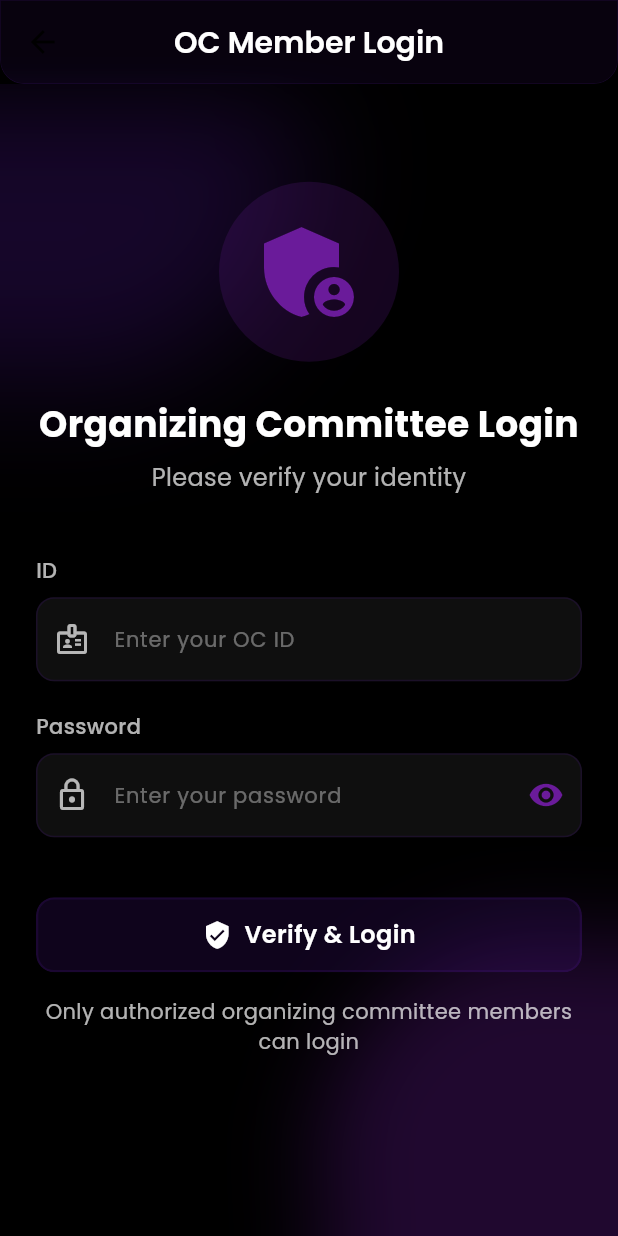
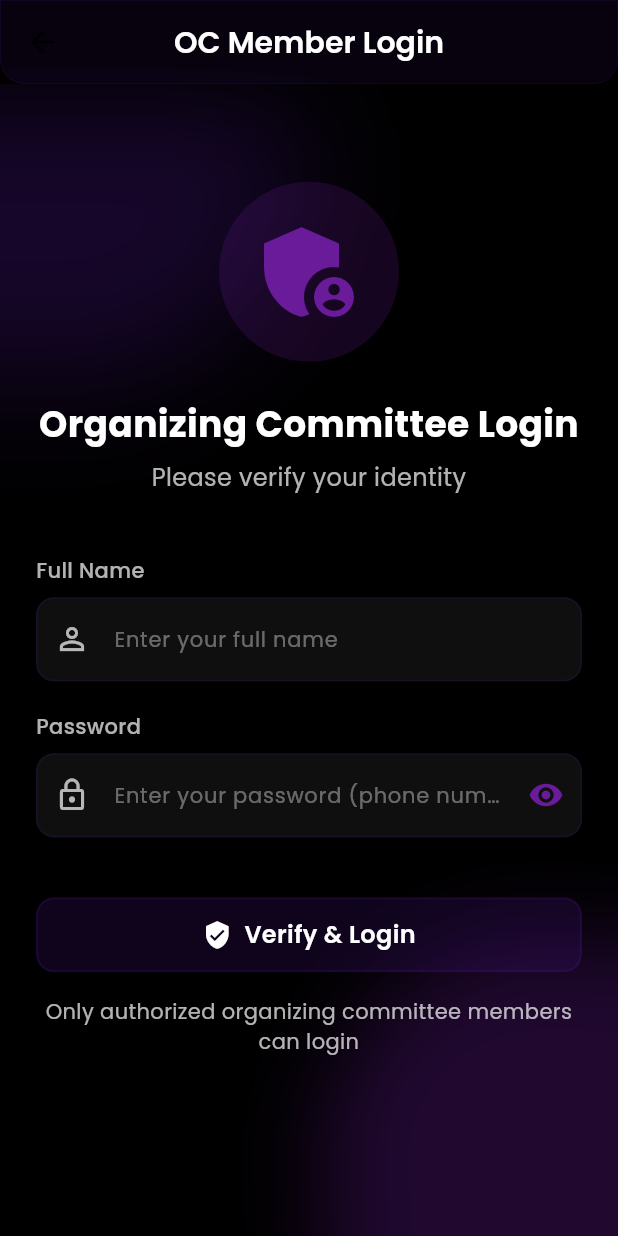
Before and after one commit to 32rohith/spectrum25, a Flutter app: the screen it shows after launch, after a tap on "Log in", on a phone screen of 412 x 824 dp. Run offline on Flutter 3.47's test engine with Material 3 defaults, Android fonts, the light colour scheme and no system bars; our stand-ins replace cloud_firestore, csv, firebase_auth, firebase_core, google_fonts, qr_flutter; missing offline and left inert: mobile_scanner, qr; accounts and stored records are empty.

```diff
--- a/lib/screens/oc_login_screen.dart
+++ b/lib/screens/oc_login_screen.dart
@@ -15,15 +15,15 @@ class OCLoginScreen extends StatefulWidget {
 }
 
 class _OCLoginScreenState extends State<OCLoginScreen> {
-  final _idController = TextEditingController();
-  final _passwordController = TextEditingController();
+  final _nameController = TextEditingController();
+  final _phoneController = TextEditingController();
   final _formKey = GlobalKey<FormState>();
   bool _isLoading = false;
   String? _errorMessage;
   bool _showPassword = false;
 
-  // OC login credentials
-  List<List<dynamic>> _ocCredentials = [];
+  // OC member data & login security
+  List<List<dynamic>> _ocMembersData = [];
   int _loginAttempts = 0;
   int _maxLoginAttempts = 5;
   bool _lockoutActive = false;
@@ -33,49 +33,53 @@ class _OCLoginScreenState extends State<OCLoginScreen> {
   @override
   void initState() {
     super.initState();
-    _loadOCCredentials();
+    _loadOCMembersData();
   }
 
-  Future<void> _loadOCCredentials() async {
+  Future<void> _loadOCMembersData() async {
     try {
       // Load the CSV file from assets
       final String csvData = await rootBundle.loadString('assets/octest.csv');
 
       // Parse the CSV data
-      _ocCredentials = const CsvToListConverter().convert(csvData);
+      _ocMembersData = const CsvToListConverter().convert(csvData);
 
-      print('Loaded OC credentials');
+      print('Loaded ${_ocMembersData.length} OC members records');
     } catch (e) {
-      print('Error loading OC credentials: $e');
+      print('Error loading OC members data: $e');
       setState(() {
-        _errorMessage = 'Error loading OC credentials. Please try again.';
+        _errorMessage = 'Error loading OC members data. Please try again.';
       });
     }
   }
 
   @override
   void dispose() {
-    _idController.dispose();
-    _passwordController.dispose();
+    _nameController.dispose();
+    _phoneController.dispose();
     super.dispose();
   }
 
-  // Verify if credentials match the fixed values
-  bool _verifyOCCredentials(String id, String password) {
-    if (_ocCredentials.isEmpty) {
+  // Verify if user exists in OC members data
+  bool _verifyOCMember(String name, String phone) {
+    if (_ocMembersData.isEmpty) {
       setState(() {
-        _errorMessage = 'OC credentials not loaded. Please try again.';
+        _errorMessage = 'OC members data not loaded. Please try again.';
       });
       return false;
     }
 
-    // Check if credentials match the fixed values in the CSV
-    for (var credential in _ocCredentials) {
-      if (credential.length >= 2) {
-        final validId = credential[0].toString().trim();
-        final validPassword = credential[1].toString().trim();
+    // Normalize inputs for comparison (trim whitespace, convert to lowercase)
+    final normalizedName = name.trim().toLowerCase();
+    final normalizedPhone = phone.trim();
 
-        if (id == validId && password == validPassword) {
+    // Check if user exists in OC members data
+    for (var member in _ocMembersData) {
+      if (member.length >= 2) {
+        final memberName = member[0].toString().trim().toLowerCase();
+        final memberPhone = member[1].toString().trim();
+
+        if (memberName == normalizedName && memberPhone == normalizedPhone) {
           return true;
         }
       }
@@ -111,7 +115,7 @@ class _OCLoginScreenState extends State<OCLoginScreen> {
         _lockoutEndTime = DateTime.now().add(_lockoutDuration);
         _errorMessage = 'Too many failed attempts. Please try again after ${_lockoutDuration.inMinutes} minutes.';
       } else {
-        _errorMessage = 'Verification failed. Invalid ID or password. '
+        _errorMessage = 'Verification failed. Invalid name or phone number. '
             '${_maxLoginAttempts - _loginAttempts} attempts remaining.';
       }
     });
@@ -134,10 +138,10 @@ class _OCLoginScreenState extends State<OCLoginScreen> {
       });
 
       Future.delayed(const Duration(milliseconds: 800), () {
-        final id = _idController.text;
-        final password = _passwordController.text;
+        final name = _nameController.text;
+        final phone = _phoneController.text;
 
-        final isVerified = _verifyOCCredentials(id, password);
+        final isVerified = _verifyOCMember(name, phone);
 
         setState(() {
           _isLoading = false;
@@ -285,18 +289,18 @@ class _OCLoginScreenState extends State<OCLoginScreen> {
 
                     const SizedBox(height: 40),
 
-                    // ID Field
+                    // Name Field
                     CustomTextField(
-                      label: 'ID',
-                      hint: 'Enter your OC ID',
-                      controller: _idController,
+                      label: 'Full Name',
+                      hint: 'Enter your full name',
+                      controller: _nameController,
                       prefixIcon: Icon(
-                        Icons.badge_outlined,
+                        Icons.person_outline,
                         color: AppTheme.textSecondaryColor,
                       ),
                       validator: (value) {
                         if (value == null || value.isEmpty) {
-                          return 'Please enter your ID';
+                          return 'Please enter your name';
                         }
                         return null;
                       },
@@ -304,11 +308,12 @@ class _OCLoginScreenState extends State<OCLoginScreen> {
 
                     const SizedBox(height: 20),
 
-                    // Password Field
+                    // Password Field (Phone Number)
                     CustomTextField(
                       label: 'Password',
-                      hint: 'Enter your password',
-                      controller: _passwordController,
+                      hint: 'Enter your password (phone number)',
+                      controller: _phoneController,
+                      keyboardType: TextInputType.phone,
                       obscureText: !_showPassword,
                       prefixIcon: Icon(
                         Icons.lock_outline,
@@ -328,6 +333,18 @@ class _OCLoginScreenState extends State<OCLoginScreen> {
                       validator: (value) {
                         if (value == null || value.isEmpty) {
                           return 'Please enter your password';
+                        }
+                        // Ensure only numbers are entered
+                        if (!RegExp(r'^[0-9]+$').hasMatch(value)) {
+                          return 'Password must contain only numbers';
+                        }
+
+                        // Remove all non-numeric characters for validation
+                        final cleanPhone = value.replaceAll(RegExp(r'\D'), '');
+
+                        // Basic phone number validation - can be customized for your country format
+                        if (cleanPhone.length < 8 || cleanPhone.length > 15) {
+                          return 'Please enter a valid phone number';
                         }
                         return null;
                       },
```
Also changed, not shown: lib/screens/tabs/oc_checkin_tab.dart (+7 -22 lines).
